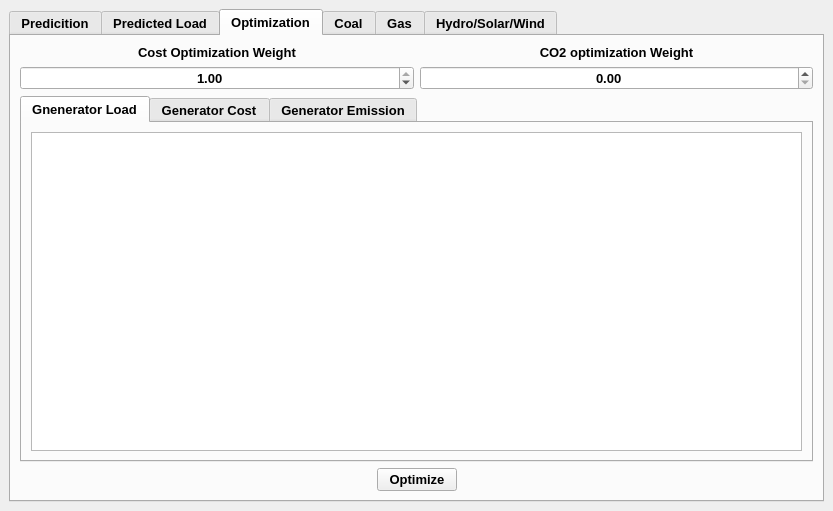
Old version of the form gui/load_prediction_xml.ui in the repository Djordje99/ISIS_Load_Prediction.
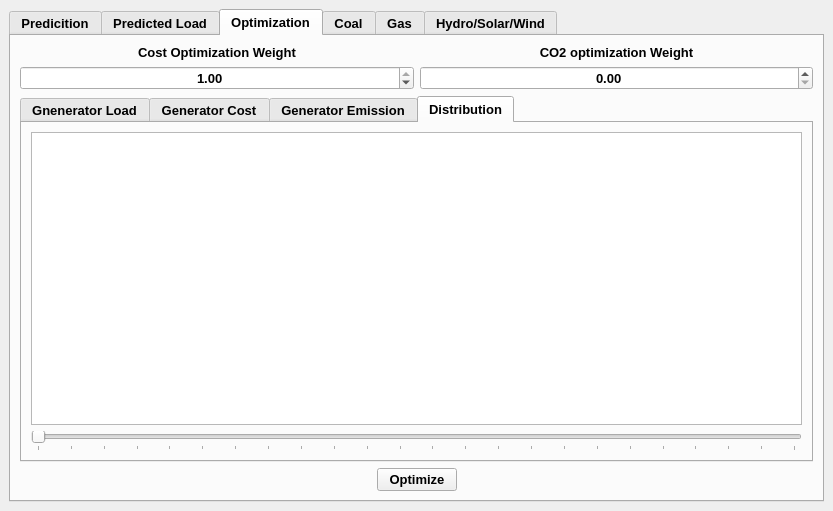
New version of the form. The open tabs and pages were chosen to show the change. Custom widgets are drawn as their Qt base class.

Commit message: Pie chart added

Diff of the .ui file:
```diff
--- a/gui/load_prediction_xml.ui
+++ b/gui/load_prediction_xml.ui
@@ -706,6 +706,50 @@
               </item>
              </layout>
             </widget>
+            <widget class="QWidget" name="distribution">
+             <attribute name="title">
+              <string>Distribution</string>
+             </attribute>
+             <layout class="QGridLayout" name="gridLayout_11">
+              <item row="0" column="0">
+               <widget class="QChartView" name="pie_chart_distribution"/>
+              </item>
+              <item row="1" column="0">
+               <widget class="QSlider" name="hour_generator_load_slider">
+                <property name="minimum">
+                 <number>0</number>
+                </property>
+                <property name="maximum">
+                 <number>23</number>
+                </property>
+                <property name="singleStep">
+                 <number>1</number>
+                </property>
+                <property name="value">
+                 <number>0</number>
+                </property>
+                <property name="tracking">
+                 <bool>true</bool>
+                </property>
+                <property name="orientation">
+                 <enum>Qt::Horizontal</enum>
+                </property>
+                <property name="invertedAppearance">
+                 <bool>false</bool>
+                </property>
+                <property name="invertedControls">
+                 <bool>false</bool>
+                </property>
+                <property name="tickPosition">
+                 <enum>QSlider::TicksBelow</enum>
+                </property>
+                <property name="tickInterval">
+                 <number>1</number>
+                </property>
+               </widget>
+              </item>
+             </layout>
+            </widget>
            </widget>
           </item>
           <item>
@@ -2074,6 +2118,11 @@
    <extends>QGraphicsView</extends>
    <header>pyqtgraph</header>
   </customwidget>
+  <customwidget>
+   <class>QChartView</class>
+   <extends>QGraphicsView</extends>
+   <header location="global">PyQt5.QtChart</header>
+  </customwidget>
  </customwidgets>
  <resources/>
  <connections/>
```
Left out of the diff: 15 changed lines with no effect on the pictures. The commit also changes 3 other files.
